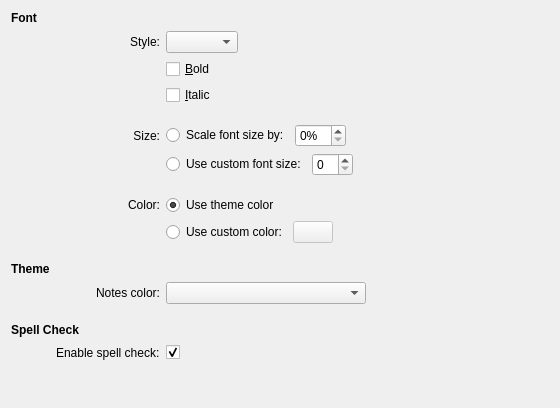
Above: applets/notes/config.ui from KDE/kdeplasma-addons before the change. Below: the same form after it.
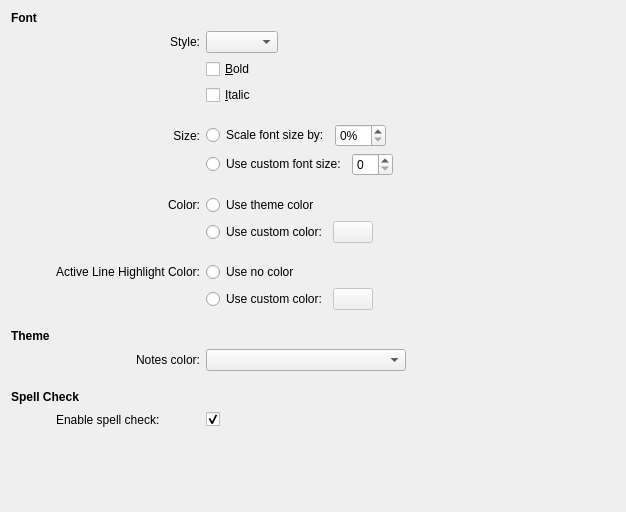
That is the form after the change. Custom widgets are drawn as their Qt base class.

Commit message:
New option to highlight the current line in the notes applet
Patch by Maxime Hermouet

CCMAIL:moux2003@hotmail.com

```diff
--- a/applets/notes/config.ui
+++ b/applets/notes/config.ui
@@ -5,8 +5,8 @@
    <rect>
     <x>0</x>
     <y>0</y>
-    <width>560</width>
-    <height>408</height>
+    <width>626</width>
+    <height>512</height>
    </rect>
   </property>
   <layout class="QGridLayout" name="gridLayout" >
@@ -201,7 +201,7 @@
       <string>Use theme color</string>
      </property>
      <property name="checked" >
-      <bool>true</bool>
+      <bool>false</bool>
      </property>
     </widget>
    </item>
@@ -242,7 +242,86 @@
      </item>
     </layout>
    </item>
-   <item row="10" column="0" >
+   <item row="10" column="2" >
+    <spacer name="verticalSpacer_7" >
+     <property name="orientation" >
+      <enum>Qt::Vertical</enum>
+     </property>
+     <property name="sizeType" >
+      <enum>QSizePolicy::Fixed</enum>
+     </property>
+     <property name="sizeHint" stdset="0" >
+      <size>
+       <width>383</width>
+       <height>13</height>
+      </size>
+     </property>
+    </spacer>
+   </item>
+   <item row="11" column="1" >
+    <widget class="QLabel" name="fontBackgroundColorLabel" >
+     <property name="text" >
+      <string>Active Line Highlight Color:</string>
+     </property>
+     <property name="alignment" >
+      <set>Qt::AlignRight|Qt::AlignTrailing|Qt::AlignVCenter</set>
+     </property>
+    </widget>
+   </item>
+   <item row="11" column="2" >
+    <widget class="QRadioButton" name="useNoColor" >
+     <property name="sizePolicy" >
+      <sizepolicy vsizetype="Fixed" hsizetype="Expanding" >
+       <horstretch>0</horstretch>
+       <verstretch>0</verstretch>
+      </sizepolicy>
+     </property>
+     <property name="text" >
+      <string>Use no color</string>
+     </property>
+     <property name="checked" >
+      <bool>false</bool>
+     </property>
+    </widget>
+   </item>
+   <item row="12" column="2" >
+    <layout class="QHBoxLayout" name="horizontalLayout_8" >
+     <item>
+      <widget class="QRadioButton" name="useCustomBackgroundColor" >
+       <property name="sizePolicy" >
+        <sizepolicy vsizetype="Fixed" hsizetype="Minimum" >
+         <horstretch>0</horstretch>
+         <verstretch>0</verstretch>
+        </sizepolicy>
+       </property>
+       <property name="text" >
+        <string>Use custom color:</string>
+       </property>
+      </widget>
+     </item>
+     <item>
+      <widget class="KColorButton" name="textBackgroundColorButton" >
+       <property name="enabled" >
+        <bool>false</bool>
+       </property>
+      </widget>
+     </item>
+     <item>
+      <spacer name="horizontalSpacer_6" >
+       <property name="orientation" >
+        <enum>Qt::Horizontal</enum>
+       </property>
+       <property name="sizeHint" stdset="0" >
+        <size>
+         <width>40</width>
+         <height>20</height>
+        </size>
+       </property>
+      </spacer>
+     </item>
+    </layout>
+   </item>
+   <item row="13" column="0" >
     <spacer name="verticalSpacer_3" >
      <property name="orientation" >
       <enum>Qt::Vertical</enum>
@@ -258,7 +337,7 @@
      </property>
     </spacer>
    </item>
-   <item row="11" column="0" >
+   <item row="14" column="0" >
     <widget class="QLabel" name="themeGroupLabel" >
      <property name="font" >
       <font>
@@ -271,7 +350,7 @@
      </property>
     </widget>
    </item>
-   <item row="12" column="1" >
+   <item row="15" column="1" >
     <widget class="QLabel" name="notesColorLabel" >
      <property name="text" >
       <string>Notes color:</string>
@@ -281,7 +360,7 @@
      </property>
     </widget>
    </item>
-   <item row="12" column="2" >
+   <item row="15" column="2" >
     <layout class="QHBoxLayout" name="horizontalLayout_6" >
      <item>
       <widget class="KComboBox" name="notesColorComboBox" >
@@ -314,7 +393,7 @@
      </item>
     </layout>
    </item>
-   <item row="13" column="0" >
+   <item row="16" column="0" >
     <spacer name="verticalSpacer_2" >
      <property name="orientation" >
       <enum>Qt::Vertical</enum>
@@ -330,7 +409,7 @@
      </property>
     </spacer>
    </item>
-   <item row="14" column="0" colspan="2" >
+   <item row="17" column="0" colspan="2" >
     <widget class="QLabel" name="spellCheckLabel" >
      <property name="font" >
       <font>
@@ -343,14 +422,14 @@
      </property>
     </widget>
    </item>
-   <item row="15" column="1" >
+   <item row="18" column="1" >
     <widget class="QLabel" name="checkSpellingLabel" >
      <property name="text" >
       <string>Enable spell check:</string>
      </property>
     </widget>
    </item>
-   <item row="15" column="2" >
+   <item row="18" column="2" >
     <layout class="QHBoxLayout" name="horizontalLayout_5" >
      <item>
       <widget class="QCheckBox" name="checkSpelling" >
@@ -377,7 +456,7 @@
      </item>
     </layout>
    </item>
-   <item row="16" column="1" colspan="2" >
+   <item row="19" column="1" colspan="2" >
     <spacer name="verticalSpacer" >
      <property name="orientation" >
       <enum>Qt::Vertical</enum>
```
Left out of the diff: 40 changed lines with no effect on the pictures. The commit also changes 2 other files.
